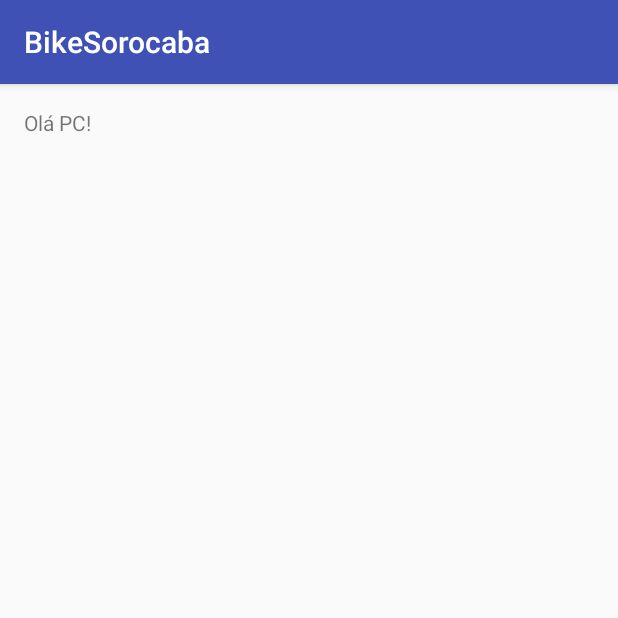
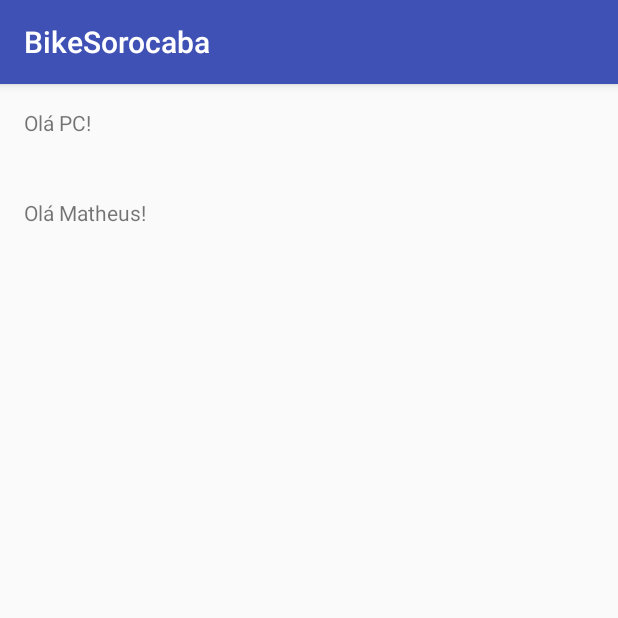
Before and after one commit to osbdesenvolvimento/BikeSorocaba, an Android app: the screen it shows after launch (MainActivity), on a phone screen of 412 x 824 dp, the top half of it. Run offline under Robolectric (Android 15) with nearby library versions, the phone set to English and light mode, and no system bars.

Commit message:
Teste inicial, Paulo

```diff
--- a/app/src/main/res/layout/activity_main.xml
+++ b/app/src/main/res/layout/activity_main.xml
@@ -14,4 +14,10 @@
         android:layout_width="wrap_content"
         android:layout_height="wrap_content"
         android:text="Olá PC!" />
+
+    <TextView
+        android:layout_width="wrap_content"
+        android:layout_height="wrap_content"
+        android:layout_marginTop="60dp"
+        android:text="Olá Matheus!" />
 </RelativeLayout>
```
